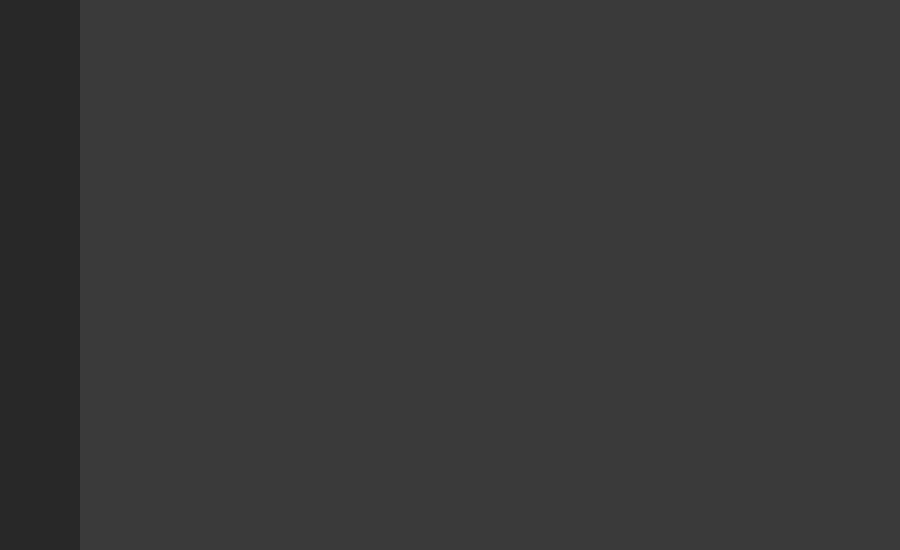
Qt form mainwindow.ui (Marchell0o0/Backie) before a commit.
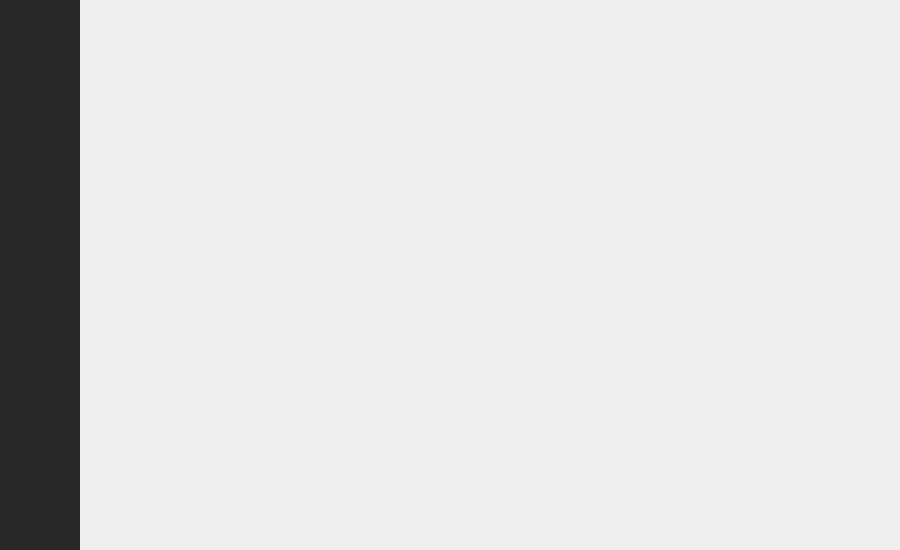
The same form after that commit. Icons and pictures are not drawn.

Diff of the .ui file:
```diff
--- a/mainwindow.ui
+++ b/mainwindow.ui
@@ -475,7 +475,7 @@
              <item>
               <widget class="QStackedWidget" name="secondaryStackedWidget">
                <property name="styleSheet">
-                <string notr="true">background-color: #3A3A3A;</string>
+                <string notr="true"/>
                </property>
                <widget class="QWidget" name="page_9"/>
                <widget class="QWidget" name="page_10"/>
```
Left out of the diff: 4 changed lines with no effect on the pictures.
